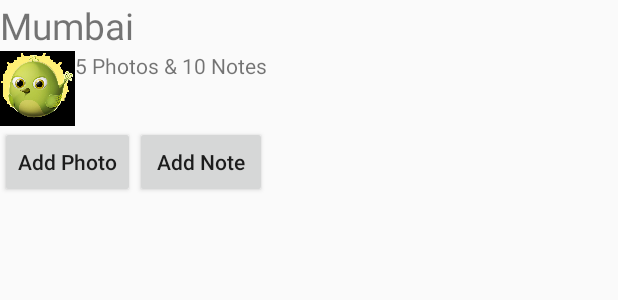
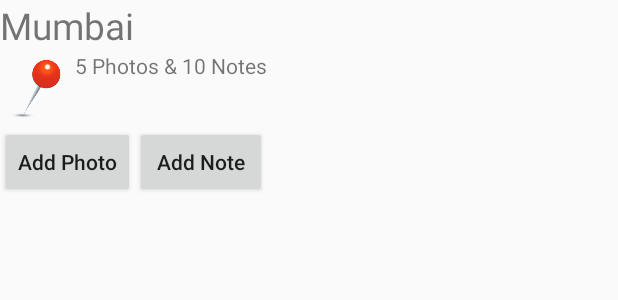
Before and after one commit to nithin-vijayan/Headway, an Android app: the layout list_row_item.xml on its own in the app's theme, with its tools: preview values and no code run, on a phone screen of 412 x 824 dp. Shown: the top 300 px of the screen. Run offline under Robolectric (Android 15) with nearby library versions, the phone set to English and light mode, and no system bars.

Commit message:
updated chekcpoint resource icon

```diff
--- a/app/src/main/res/layout/list_row_item.xml
+++ b/app/src/main/res/layout/list_row_item.xml
@@ -7,10 +7,10 @@
     android:layout_height="wrap_content"
     android:orientation="vertical">
 <TextView
+    android:id="@+id/checkpoint_name"
     android:layout_width="wrap_content"
     android:layout_height="wrap_content"
     android:text="Mumbai"
-    android:id="@+id/checkpoint_name"
     android:textSize="11pt"/>
 <LinearLayout
     android:layout_width="wrap_content"
@@ -19,25 +19,25 @@
         android:id="@+id/list_image"
         android:layout_width="50dip"
         android:layout_height="50dip"
-        android:src="@drawable/sunbird" />
+        android:src="@drawable/checkpoint" />
     <TextView
+        android:id="@+id/asset_count"
         android:layout_width="wrap_content"
         android:layout_height="wrap_content"
-        android:id="@+id/asset_count"
         android:text="5 Photos &amp; 10 Notes"/>
 </LinearLayout>
     <LinearLayout
         android:layout_width="wrap_content"
         android:layout_height="wrap_content">
         <Button
+            android:id="@+id/photo_button"
             android:layout_width="wrap_content"
             android:layout_height="wrap_content"
-            android:id="@+id/photo_button"
             android:text="Add Photo"/>
         <Button
+            android:id="@+id/note_button"
             android:layout_width="wrap_content"
             android:layout_height="wrap_content"
-            android:id="@+id/note_button"
             android:text="Add Note"/>
 </LinearLayout>
     </LinearLayout>
```
Also changed, not shown: app/src/main/res/drawable/checkpoint.png (added), app/src/main/res/drawable/sunbird.png (deleted).
